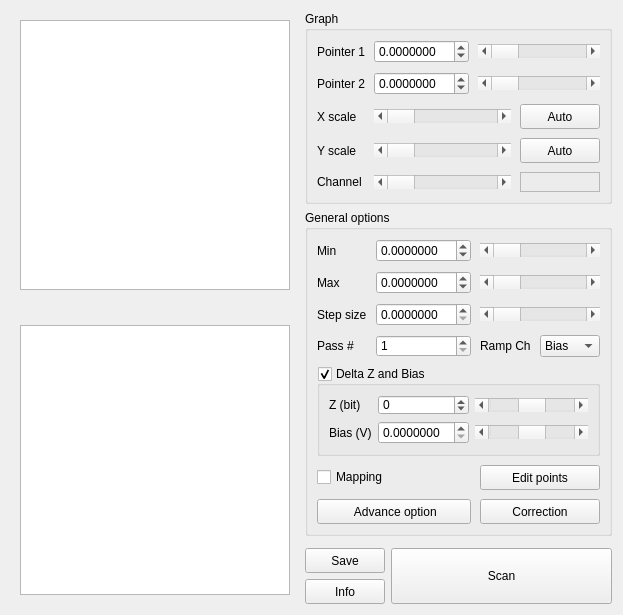
The window that pyqt5 STM software/ui/Spectroscopy.ui (freestylexyz/STM-pyqt5-software) describes before a commit, drawn with Qt 5.
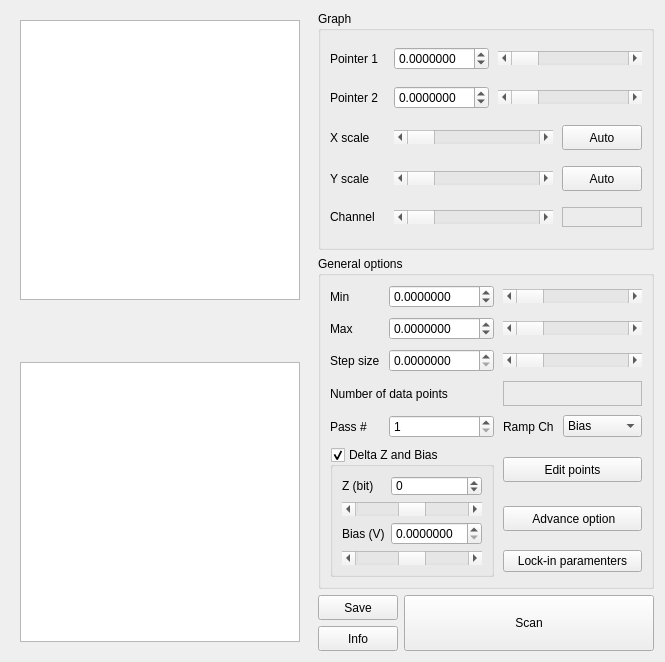
The same window after the commit.

What changed in the file:
```diff
--- a/pyqt5 STM software/ui/Spectroscopy.ui
+++ b/pyqt5 STM software/ui/Spectroscopy.ui
@@ -6,53 +6,50 @@
    <rect>
     <x>0</x>
     <y>0</y>
-    <width>616</width>
-    <height>608</height>
+    <width>665</width>
+    <height>662</height>
    </rect>
   </property>
   <property name="windowTitle">
    <string>Spectroscopy</string>
   </property>
   <layout class="QGridLayout" name="gridLayout">
-   <item row="0" column="0" rowspan="5">
-    <widget class="QWidget" name="widget" native="true">
-     <layout class="QVBoxLayout" name="verticalLayout">
-      <item>
-       <widget class="QGraphicsView" name="graphicsView_2_Spectro">
-        <property name="sizePolicy">
-         <sizepolicy hsizetype="Fixed" vsizetype="Fixed">
-          <horstretch>0</horstretch>
-          <verstretch>0</verstretch>
-         </sizepolicy>
-        </property>
-        <property name="minimumSize">
-         <size>
-          <width>270</width>
-          <height>270</height>
-         </size>
-        </property>
-       </widget>
-      </item>
-      <item>
-       <widget class="QWidget" name="widget_2" native="true"/>
-      </item>
-      <item>
-       <widget class="QGraphicsView" name="graphicsView_1_Spectro">
-        <property name="sizePolicy">
-         <sizepolicy hsizetype="Fixed" vsizetype="Fixed">
-          <horstretch>0</horstretch>
-          <verstretch>0</verstretch>
-         </sizepolicy>
-        </property>
-        <property name="minimumSize">
-         <size>
-          <width>270</width>
-          <height>270</height>
-         </size>
-        </property>
-       </widget>
-      </item>
-     </layout>
+   <item row="2" column="1">
+    <widget class="QPushButton" name="pushButton_Save">
+     <property name="sizePolicy">
+      <sizepolicy hsizetype="Maximum" vsizetype="Fixed">
+       <horstretch>0</horstretch>
+       <verstretch>0</verstretch>
+      </sizepolicy>
+     </property>
+     <property name="minimumSize">
+      <size>
+       <width>0</width>
+       <height>25</height>
+      </size>
+     </property>
+     <property name="text">
+      <string>Save</string>
+     </property>
+    </widget>
+   </item>
+   <item row="3" column="1">
+    <widget class="QPushButton" name="pushButton_Info">
+     <property name="sizePolicy">
+      <sizepolicy hsizetype="Maximum" vsizetype="Fixed">
+       <horstretch>0</horstretch>
+       <verstretch>0</verstretch>
+      </sizepolicy>
+     </property>
+     <property name="minimumSize">
+      <size>
+       <width>0</width>
+       <height>25</height>
+      </size>
+     </property>
+     <property name="text">
+      <string>Info</string>
+     </property>
     </widget>
    </item>
    <item row="0" column="1" colspan="2">
@@ -265,61 +262,45 @@
      </layout>
     </widget>
    </item>
-   <item row="3" column="1">
-    <widget class="QPushButton" name="pushButton_Save">
-     <property name="sizePolicy">
-      <sizepolicy hsizetype="Maximum" vsizetype="Fixed">
-       <horstretch>0</horstretch>
-       <verstretch>0</verstretch>
-      </sizepolicy>
-     </property>
-     <property name="minimumSize">
-      <size>
-       <width>0</width>
-       <height>25</height>
-      </size>
-     </property>
-     <property name="text">
-      <string>Save</string>
-     </property>
-    </widget>
-   </item>
-   <item row="4" column="1">
-    <widget class="QPushButton" name="pushButton_Info">
-     <property name="sizePolicy">
-      <sizepolicy hsizetype="Maximum" vsizetype="Fixed">
-       <horstretch>0</horstretch>
-       <verstretch>0</verstretch>
-      </sizepolicy>
-     </property>
-     <property name="minimumSize">
-      <size>
-       <width>0</width>
-       <height>25</height>
-      </size>
-     </property>
-     <property name="text">
-      <string>Info</string>
-     </property>
-    </widget>
-   </item>
-   <item row="3" column="2" rowspan="2">
-    <widget class="QPushButton" name="pushButton_Scan">
-     <property name="sizePolicy">
-      <sizepolicy hsizetype="Maximum" vsizetype="Preferred">
-       <horstretch>0</horstretch>
-       <verstretch>0</verstretch>
-      </sizepolicy>
-     </property>
-     <property name="maximumSize">
-      <size>
-       <width>250</width>
-       <height>16777215</height>
-      </size>
-     </property>
-     <property name="text">
-      <string>Scan</string>
-     </property>
+   <item row="0" column="0" rowspan="4">
+    <widget class="QWidget" name="widget" native="true">
+     <layout class="QVBoxLayout" name="verticalLayout">
+      <item>
+       <widget class="QGraphicsView" name="graphicsView_2_Spectro">
+        <property name="sizePolicy">
+         <sizepolicy hsizetype="Fixed" vsizetype="Fixed">
+          <horstretch>0</horstretch>
+          <verstretch>0</verstretch>
+         </sizepolicy>
+        </property>
+        <property name="minimumSize">
+         <size>
+          <width>280</width>
+          <height>280</height>
+         </size>
+        </property>
+       </widget>
+      </item>
+      <item>
+       <widget class="QWidget" name="widget_2" native="true"/>
+      </item>
+      <item>
+       <widget class="QGraphicsView" name="graphicsView_1_Spectro">
+        <property name="sizePolicy">
+         <sizepolicy hsizetype="Fixed" vsizetype="Fixed">
+          <horstretch>0</horstretch>
+          <verstretch>0</verstretch>
+         </sizepolicy>
+        </property>
+        <property name="minimumSize">
+         <size>
+          <width>280</width>
+          <height>280</height>
+         </size>
+        </property>
+       </widget>
+      </item>
+     </layout>
     </widget>
    </item>
    <item row="1" column="1" colspan="2">
@@ -331,22 +312,64 @@
       <property name="spacing">
        <number>9</number>
       </property>
-      <item row="1" column="2" colspan="2">
-       <widget class="QScrollBar" name="scrollBar_Max_General">
+      <item row="8" column="2" colspan="2">
+       <widget class="QPushButton" name="pushButton_LockIn_General">
+        <property name="text">
+         <string>Lock-in paramenters</string>
+        </property>
+       </widget>
+      </item>
+      <item row="4" column="1">
+       <widget class="QSpinBox" name="spinBox_Pass_General">
+        <property name="sizePolicy">
+         <sizepolicy hsizetype="Minimum" vsizetype="Fixed">
+          <horstretch>0</horstretch>
+          <verstretch>0</verstretch>
+         </sizepolicy>
+        </property>
+        <property name="minimumSize">
+         <size>
+          <width>60</width>
+          <height>20</height>
+         </size>
+        </property>
+        <property name="minimum">
+         <number>1</number>
+        </property>
+        <property name="maximum">
+         <number>1024</number>
+        </property>
+       </widget>
+      </item>
+      <item row="2" column="2" colspan="2">
+       <widget class="QScrollBar" name="scrollBar_StepSize_General">
         <property name="minimumSize">
          <size>
           <width>120</width>
           <height>0</height>
          </size>
         </property>
+        <property name="minimum">
+         <number>1</number>
+        </property>
         <property name="maximum">
-         <number>65535</number>
+         <number>8192</number>
         </property>
         <property name="orientation">
          <enum>Qt::Horizontal</enum>
         </property>
        </widget>
       </item>
+      <item row="2" column="1">
+       <widget class="QDoubleSpinBox" name="spiBox_StepSize_General">
+        <property name="decimals">
+         <number>7</number>
+        </property>
+        <property name="maximum">
+         <double>10.000000000000000</double>
+        </property>
+       </widget>
+      </item>
       <item row="0" column="0">
        <widget class="QLabel" name="label_6">
         <property name="sizePolicy">
@@ -360,7 +383,41 @@
         </property>
        </widget>
       </item>
-      <item row="3" column="0">
+      <item row="6" column="2" colspan="2">
+       <widget class="QPushButton" name="pushButton_EditPoints">
+        <property name="minimumSize">
+         <size>
+          <width>0</width>
+          <height>25</height>
+         </size>
+        </property>
+        <property name="text">
+         <string>Edit points</string>
+        </property>
+       </widget>
+      </item>
+      <item row="3" column="0" colspan="2">
+       <widget class="QLabel" name="label_13">
+        <property name="text">
+         <string>Number of data points</string>
+        </property>
+       </widget>
+      </item>
+      <item row="4" column="3">
+       <widget class="QComboBox" name="comboBox_RampCh_General">
+        <item>
+         <property name="text">
+          <string>Bias</string>
+         </property>
+        </item>
+        <item>
+         <property name="text">
+          <string>Z fine</string>
+         </property>
+        </item>
+       </widget>
+      </item>
+      <item row="4" column="0">
        <widget class="QLabel" name="label_9">
         <property name="sizePolicy">
          <sizepolicy hsizetype="Maximum" vsizetype="Preferred">
@@ -373,8 +430,36 @@
         </property>
        </widget>
       </item>
-      <item row="0" column="2" colspan="2">
-       <widget class="QScrollBar" name="scrollBar_Min_General">
+      <item row="3" column="2" colspan="2">
+       <widget class="QLabel" name="label_14">
+        <property name="sizePolicy">
+         <sizepolicy hsizetype="Preferred" vsizetype="Fixed">
+          <horstretch>0</horstretch>
+          <verstretch>0</verstretch>
+         </sizepolicy>
+        </property>
+        <property name="minimumSize">
+         <size>
+          <width>0</width>
+          <height>25</height>
+         </size>
+        </property>
+        <property name="maximumSize">
+         <size>
+          <width>16777215</width>
+          <height>25</height>
+         </size>
+        </property>
+        <property name="frameShape">
+         <enum>QFrame::StyledPanel</enum>
+        </property>
+        <property name="text">
+         <string/>
+        </property>
+       </widget>
+      </item>
+      <item row="1" column="2" colspan="2">
+       <widget class="QScrollBar" name="scrollBar_Max_General">
         <property name="minimumSize">
          <size>
           <width>120</width>
@@ -389,10 +474,42 @@
         </property>
        </widget>
       </item>
-      <item row="2" column="1">
-       <widget class="QDoubleSpinBox" name="spiBox_StepSize_General">
+      <item row="1" column="0">
+       <widget class="QLabel" name="label_7">
+        <property name="sizePolicy">
+         <sizepolicy hsizetype="Maximum" vsizetype="Preferred">
+          <horstretch>0</horstretch>
+          <verstretch>0</verstretch>
+         </sizepolicy>
+        </property>
+        <property name="text">
+         <string>Max</string>
+        </property>
+       </widget>
+      </item>
+      <item row="1" column="1">
+       <widget class="QDoubleSpinBox" name="doubleSpinBox_3">
         <property name="decimals">
          <number>7</number>
+        </property>
+        <property name="minimum">
+         <double>-10.000000000000000</double>
+        </property>
+        <property name="maximum">
+         <double>10.000000000000000</double>
+        </property>
+       </widget>
+      </item>
+      <item row="4" column="2">
+       <widget class="QLabel" name="label_10">
+        <property name="sizePolicy">
+         <sizepolicy hsizetype="Maximum" vsizetype="Preferred">
+          <horstretch>0</horstretch>
+          <verstretch>0</verstretch>
+         </sizepolicy>
+        </property>
+        <property name="text">
+         <string>Ramp Ch</string>
         </property>
        </widget>
       </item>
@@ -409,7 +526,49 @@
         </property>
        </widget>
       </item>
-      <item row="4" column="0" colspan="4">
+      <item row="0" column="2" colspan="2">
+       <widget class="QScrollBar" name="scrollBar_Min_General">
+        <property name="minimumSize">
+         <size>
+          <width>120</width>
+          <height>0</height>
+         </size>
+        </property>
+        <property name="maximum">
+         <number>65535</number>
+        </property>
+        <property name="orientation">
+         <enum>Qt::Horizontal</enum>
+        </property>
+       </widget>
+      </item>
+      <item row="7" column="2" colspan="2">
+       <widget class="QPushButton" name="pushButton_Advance">
+        <property name="minimumSize">
+         <size>
+          <width>0</width>
+          <height>25</height>
+         </size>
+        </property>
+        <property name="text">
+         <string> Advance option</string>
+        </property>
+       </widget>
+      </item>
+      <item row="2" column="0">
+       <widget class="QLabel" name="label_8">
+        <property name="sizePolicy">
+         <sizepolicy hsizetype="Maximum" vsizetype="Preferred">
+          <horstretch>0</horstretch>
+          <verstretch>0</verstretch>
+         </sizepolicy>
+        </property>
+        <property name="text">
+         <string>Step size</string>
+        </property>
+       </widget>
+      </item>
+      <item row="6" column="0" rowspan="3" colspan="2">
        <widget class="QGroupBox" name="groupBox_Delta_General">
         <property name="title">
          <string>Delta Z and Bias</string>
@@ -418,35 +577,6 @@
          <bool>true</bool>
         </property>
         <layout class="QGridLayout" name="gridLayout_4">
-         <item row="0" column="2" colspan="2">
-          <widget class="QScrollBar" name="scrollBar_Z_Delta">
-           <property name="minimum">
-            <number>-32768</number>
-           </property>
-           <property name="maximum">
-            <number>32767</number>
-           </property>
-           <property name="orientation">
-            <enum>Qt::Horizontal</enum>
-           </property>
-          </widget>
-         </item>
-         <item row="1" column="2" colspan="2">
-          <widget class="QScrollBar" name="scrollBar_Bias_Delta">
-           <property name="minimum">
-            <number>0</number>
-           </property>
-           <property name="maximum">
-            <number>65535</number>
-           </property>
-           <property name="value">
-            <number>32768</number>
-           </property>
-           <property name="orientation">
-            <enum>Qt::Horizontal</enum>
-           </property>
-          </widget>
-         </item>
          <item row="0" column="0">
           <widget class="QLabel" name="label_11">
            <property name="text">
@@ -454,6 +584,26 @@
            </property>
           </widget>
          </item>
+         <item row="1" column="0" colspan="2">
+          <widget class="QScrollBar" name="scrollBar_Z_Delta">
+           <property name="minimum">
+            <number>-32768</number>
+           </property>
+           <property name="maximum">
+            <number>32767</number>
+           </property>
+           <property name="orientation">
+            <enum>Qt::Horizontal</enum>
+           </property>
+          </widget>
+         </item>
+         <item row="2" column="1">
+          <widget class="QDoubleSpinBox" name="spinBox_Bias_Delta">
+           <property name="decimals">
+            <number>7</number>
+           </property>
+          </widget>
+         </item>
          <item row="0" column="1">
           <widget class="QSpinBox" name="spinBox_Delta_Z">
            <property name="sizePolicy">
@@ -476,14 +626,7 @@
            </property>
           </widget>
          </item>
-         <item row="1" column="1">
-          <widget class="QDoubleSpinBox" name="spinBox_Bias_Delta">
-           <property name="decimals">
-            <number>7</number>
-           </property>
-          </widget>
-         </item>
-         <item row="1" column="0">
+         <item row="2" column="0">
           <widget class="QLabel" name="label_12">
            <property name="sizePolicy">
             <sizepolicy hsizetype="Maximum" vsizetype="Preferred">
@@ -496,165 +639,47 @@
            </property>
           </widget>
          </item>
+         <item row="3" column="0" colspan="2">
+          <widget class="QScrollBar" name="scrollBar_Bias_Delta">
+           <property name="minimum">
+            <number>0</number>
+           </property>
+           <property name="maximum">
+            <number>65535</number>
+           </property>
+           <property name="value">
+            <number>32768</number>
+           </property>
+           <property name="orientation">
+            <enum>Qt::Horizontal</enum>
+           </property>
+          </widget>
+         </item>
         </layout>
        </widget>
       </item>
-      <item row="5" column="2" colspan="2">
-       <widget class="QPushButton" name="pushButton_EditPoints">
-        <property name="minimumSize">
-         <size>
-          <width>0</width>
-          <height>25</height>
-         </size>
-        </property>
-        <property name="text">
-         <string>Edit points</string>
-        </property>
-       </widget>
-      </item>
-      <item row="3" column="2">
-       <widget class="QLabel" name="label_10">
-        <property name="sizePolicy">
-         <sizepolicy hsizetype="Maximum" vsizetype="Preferred">
-          <horstretch>0</horstretch>
-          <verstretch>0</verstretch>
-         </sizepolicy>
-        </property>
-        <property name="text">
-         <string>Ramp Ch</string>
-        </property>
-       </widget>
-      </item>
-      <item row="2" column="0">
-       <widget class="QLabel" name="label_8">
-        <property name="sizePolicy">
-         <sizepolicy hsizetype="Maximum" vsizetype="Preferred">
-          <horstretch>0</horstretch>
-          <verstretch>0</verstretch>
-         </sizepolicy>
-        </property>
-        <property name="text">
-         <string>Step size</string>
-        </property>
-       </widget>
-      </item>
-      <item row="5" column="0" colspan="2">
-       <widget class="QCheckBox" name="checkBox_Mapping_Delta">
-        <property name="text">
-         <string>Mapping</string>
-        </property>
-       </widget>
-      </item>
-      <item row="2" column="2" colspan="2">
-       <widget class="QScrollBar" name="scrollBar_StepSize_General">
-        <property name="minimumSize">
-         <size>
-          <width>120</width>
-          <height>0</height>
-         </size>
-        </property>
-        <property name="minimum">
-         <number>1</number>
-        </property>
-        <property name="maximum">
-         <number>8192</number>
-        </property>
-        <property name="orientation">
-         <enum>Qt::Horizontal</enum>
-        </property>
-       </widget>
-      </item>
-      <item row="1" column="0">
-       <widget class="QLabel" name="label_7">
-        <property name="sizePolicy">
-         <sizepolicy hsizetype="Maximum" vsizetype="Preferred">
-          <horstretch>0</horstretch>
-          <verstretch>0</verstretch>
-         </sizepolicy>
-        </property>
-        <property name="text">
-         <string>Max</string>
-        </property>
-       </widget>
-      </item>
-      <item row="3" column="3">
-       <widget class="QComboBox" name="comboBox_RampCh_General">
-        <item>
-         <property name="text">
-          <string>Bias</string>
-         </property>
-        </item>
-        <item>
-         <property name="text">
-          <string>Z fine</string>
-         </property>
-        </item>
-       </widget>
-      </item>
-      <item row="3" column="1">
-       <widget class="QSpinBox" name="spinBox_Pass_General">
-        <property name="sizePolicy">
-         <sizepolicy hsizetype="Minimum" vsizetype="Fixed">
-          <horstretch>0</horstretch>
-          <verstretch>0</verstretch>
-         </sizepolicy>
-        </property>
-        <property name="minimumSize">
-         <size>
-          <width>60</width>
-          <height>20</height>
-         </size>
-        </property>
-        <property name="minimum">
-         <number>1</number>
-        </property>
-        <property name="maximum">
-         <number>1024</number>
-        </property>
-       </widget>
-      </item>
-      <item row="6" column="2" colspan="2">
-       <widget class="QPushButton" name="pushButton_Correction">
-        <property name="minimumSize">
-         <size>
-          <width>0</width>
-          <height>25</height>
-         </size>
-        </property>
-        <property name="text">
-         <string>Correction</string>
-        </property>
-       </widget>
-      </item>
-      <item row="6" column="0" colspan="2">
-       <widget class="QPushButton" name="pushButton_Advance">
-        <property name="minimumSize">
-         <size>
-          <width>0</width>
-          <height>25</height>
-         </size>
-        </property>
-        <property name="text">
-         <string> Advance option</string>
-        </property>
-       </widget>
-      </item>
-      <item row="1" column="1">
-       <widget class="QDoubleSpinBox" name="doubleSpinBox_3">
-        <property name="decimals">
-         <number>7</number>
-        </property>
-        <property name="minimum">
-         <double>-10.000000000000000</double>
-        </property>
-        <property name="maximum">
-         <double>10.000000000000000</double>
-        </property>
-       </widget>
-      </item>
      </layout>
     </widget>
    </item>
+   <item row="2" column="2" rowspan="2">
+    <widget class="QPushButton" name="pushButton_Scan">
+     <property name="sizePolicy">
+      <sizepolicy hsizetype="Maximum" vsizetype="Preferred">
+       <horstretch>0</horstretch>
+       <verstretch>0</verstretch>
+      </sizepolicy>
+     </property>
+     <property name="maximumSize">
+      <size>
+       <width>250</width>
+       <height>16777215</height>
+      </size>
+     </property>
+     <property name="text">
+      <string>Scan</string>
+     </property>
+    </widget>
+   </item>
   </layout>
  </widget>
  <resources/>
```
